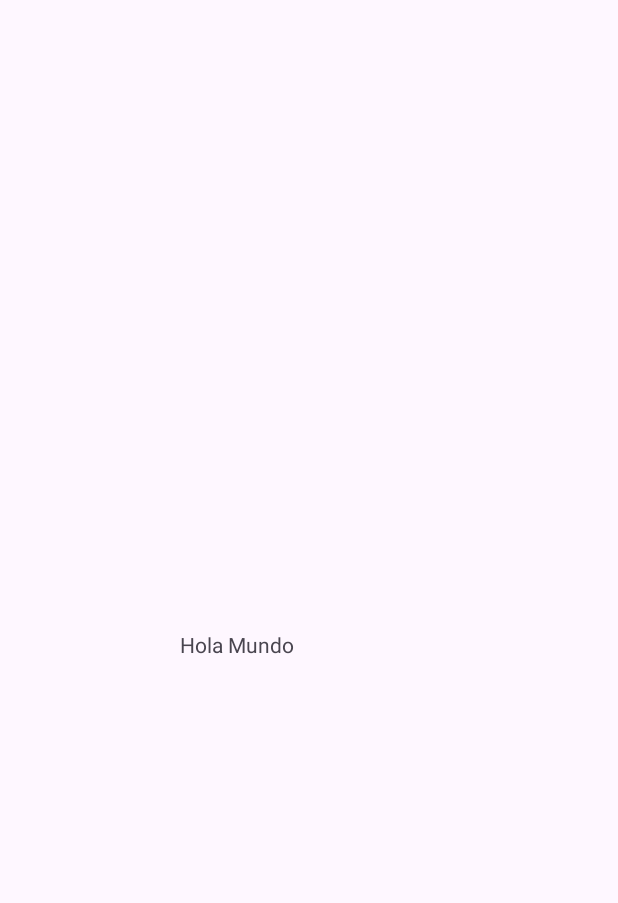
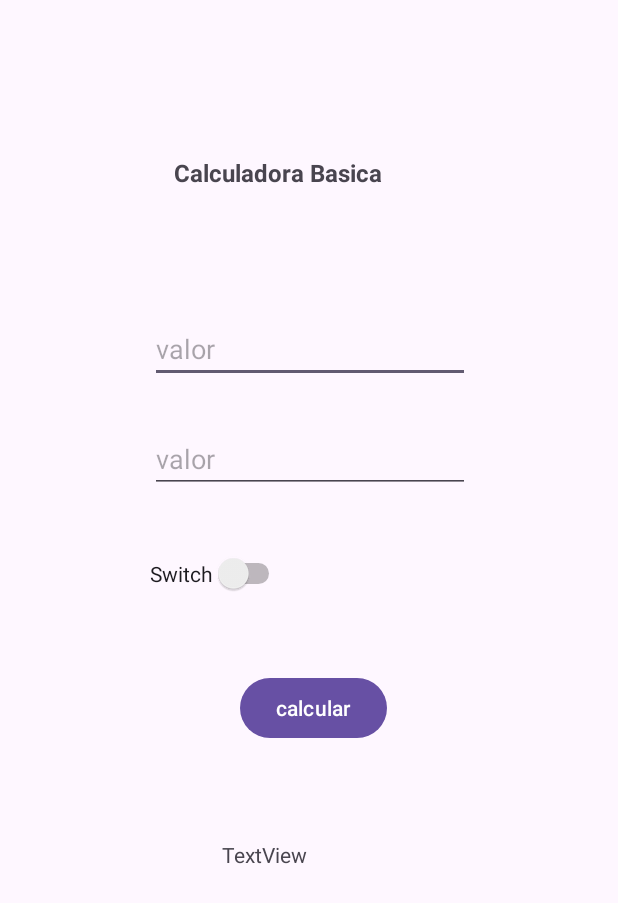
Before and after one commit to jotaalvarezz/androidStudio_apps, an Android app: the screen it shows after launch (MainActivity), on a phone screen of 412 x 824 dp. Before the commit the part shown is almost empty. Shown: the top 903 px of the screen. Run offline under Robolectric (Android 15) with nearby library versions, the phone set to English and light mode, and no system bars.

Commit message:
diseño de la calculadora

```diff
--- a/app/src/main/java/com/example/myapplication/MainActivity.java
+++ b/app/src/main/java/com/example/myapplication/MainActivity.java
@@ -1,6 +1,10 @@
 package com.example.myapplication;
 
 import android.os.Bundle;
+import android.widget.EditText;
+import android.widget.Switch;
+import android.widget.TextView;
+
 import androidx.activity.EdgeToEdge;
 import androidx.appcompat.app.AppCompatActivity;
 import androidx.core.graphics.Insets;
@@ -10,12 +14,18 @@ import androidx.core.view.WindowInsetsCompat;
 import java.math.BigDecimal;
 
 public class MainActivity extends AppCompatActivity {
+    public EditText et1;
+    public EditText etd2;
+    public Switch sw;
+    public TextView twr;
 
     @Override
     protected void onCreate(Bundle savedInstanceState) {
         super.onCreate(savedInstanceState);
         EdgeToEdge.enable(this);
         setContentView(R.layout.activity_main);
+
+
         ViewCompat.setOnApplyWindowInsetsListener(findViewById(R.id.main), (v, insets) -> {
             Insets systemBars = insets.getInsets(WindowInsetsCompat.Type.systemBars());
             v.setPadding(systemBars.left, systemBars.top, systemBars.right, systemBars.bottom);
--- a/app/src/main/res/layout/activity_main.xml
+++ b/app/src/main/res/layout/activity_main.xml
@@ -9,11 +9,69 @@
 
     <TextView
         android:id="@+id/textView"
-        android:layout_width="164dp"
-        android:layout_height="50dp"
-        android:layout_marginStart="120dp"
-        android:layout_marginTop="420dp"
-        android:text="Hola Mundo"
+        android:layout_width="173dp"
+        android:layout_height="34dp"
+        android:layout_marginStart="116dp"
+        android:layout_marginTop="104dp"
+        android:autoText="false"
+        android:text="@string/txt_title"
+        android:textSize="16sp"
+        android:textStyle="bold"
         app:layout_constraintStart_toStartOf="parent"
         app:layout_constraintTop_toTopOf="parent" />
+
+    <EditText
+        android:id="@+id/value1"
+        android:layout_width="wrap_content"
+        android:layout_height="wrap_content"
+        android:layout_marginStart="100dp"
+        android:layout_marginTop="72dp"
+        android:ems="10"
+        android:hint="@string/txt_hint"
+        android:inputType="numberDecimal"
+        app:layout_constraintStart_toStartOf="parent"
+        app:layout_constraintTop_toBottomOf="@+id/textView" />
+
+    <EditText
+        android:id="@+id/value2"
+        android:layout_width="wrap_content"
+        android:layout_height="wrap_content"
+        android:layout_marginStart="100dp"
+        android:layout_marginTop="28dp"
+        android:ems="10"
+        android:hint="@string/txt_hint"
+        android:inputType="numberDecimal"
+        app:layout_constraintStart_toStartOf="parent"
+        app:layout_constraintTop_toBottomOf="@+id/value1" />
+
+    <Button
+        android:id="@+id/button"
+        android:layout_width="wrap_content"
+        android:layout_height="wrap_content"
+        android:layout_marginStart="160dp"
+        android:layout_marginTop="52dp"
+        android:text="@string/txt_btn"
+        app:layout_constraintStart_toStartOf="parent"
+        app:layout_constraintTop_toBottomOf="@+id/switch1" />
+
+    <Switch
+        android:id="@+id/switch1"
+        android:layout_width="wrap_content"
+        android:layout_height="wrap_content"
+        android:layout_marginStart="100dp"
+        android:layout_marginTop="40dp"
+        android:text="Switch"
+        app:layout_constraintStart_toStartOf="parent"
+        app:layout_constraintTop_toBottomOf="@+id/value2" />
+
+    <TextView
+        android:id="@+id/textView2"
+        android:layout_width="115dp"
+        android:layout_height="44dp"
+        android:layout_marginStart="148dp"
+        android:layout_marginTop="64dp"
+        android:text="TextView"
+        app:layout_constraintStart_toStartOf="parent"
+        app:layout_constraintTop_toBottomOf="@+id/button" />
+
 </androidx.constraintlayout.widget.ConstraintLayout>
--- a/app/src/main/res/values/strings.xml
+++ b/app/src/main/res/values/strings.xml
@@ -1,3 +1,6 @@
 <resources>
-    <string name="app_name">My Application</string>
+    <string name="app_name">Calculadora Basica</string>
+    <string name="txt_title">Calculadora Basica</string>
+    <string name="txt_hint">valor</string>
+    <string name="txt_btn">calcular</string>
 </resources>
```
